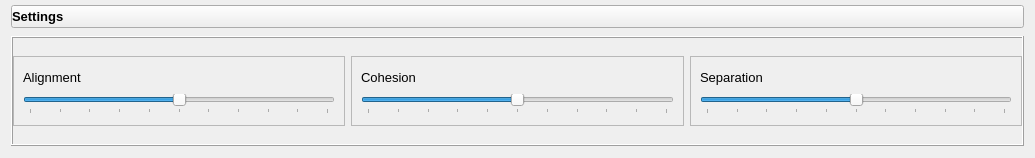
Before: the Qt Designer form ui/Settings.ui in kpdudek/Boids, drawn with Qt 5.
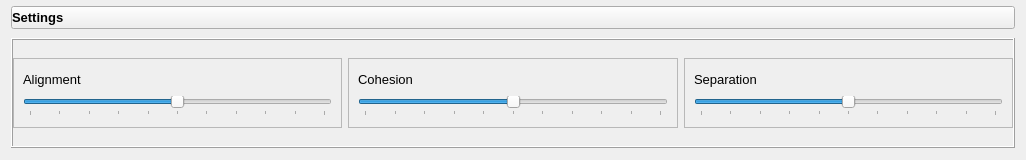
After: the same form once the commit is applied. Icons and pictures are not drawn.

Patch:
```diff
--- a/ui/Settings.ui
+++ b/ui/Settings.ui
@@ -6,8 +6,8 @@
    <rect>
     <x>0</x>
     <y>0</y>
-    <width>1035</width>
-    <height>158</height>
+    <width>1026</width>
+    <height>160</height>
    </rect>
   </property>
   <property name="sizePolicy">
```
